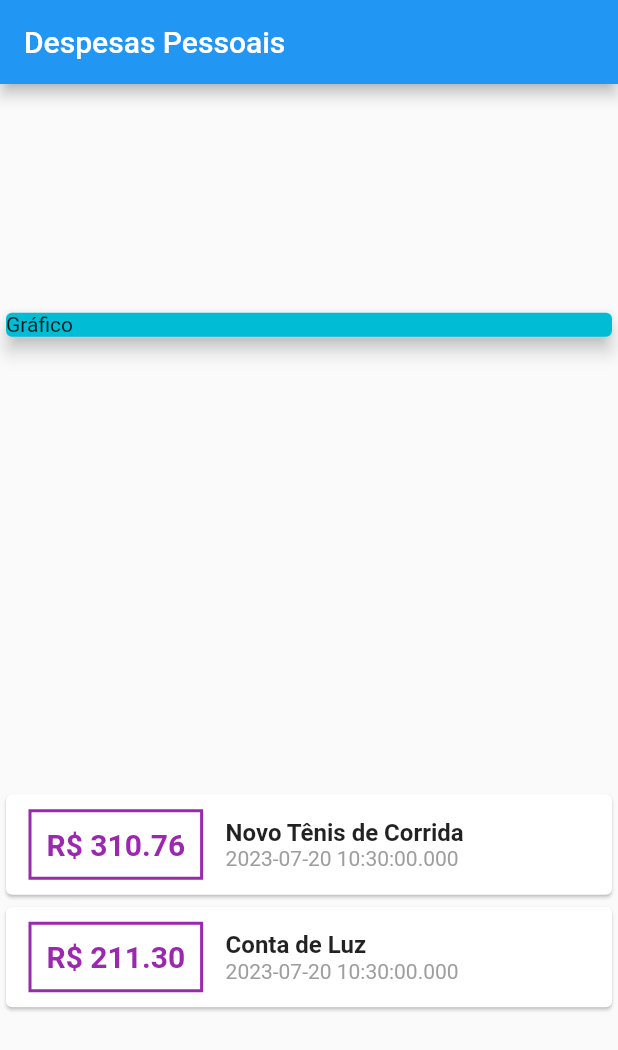
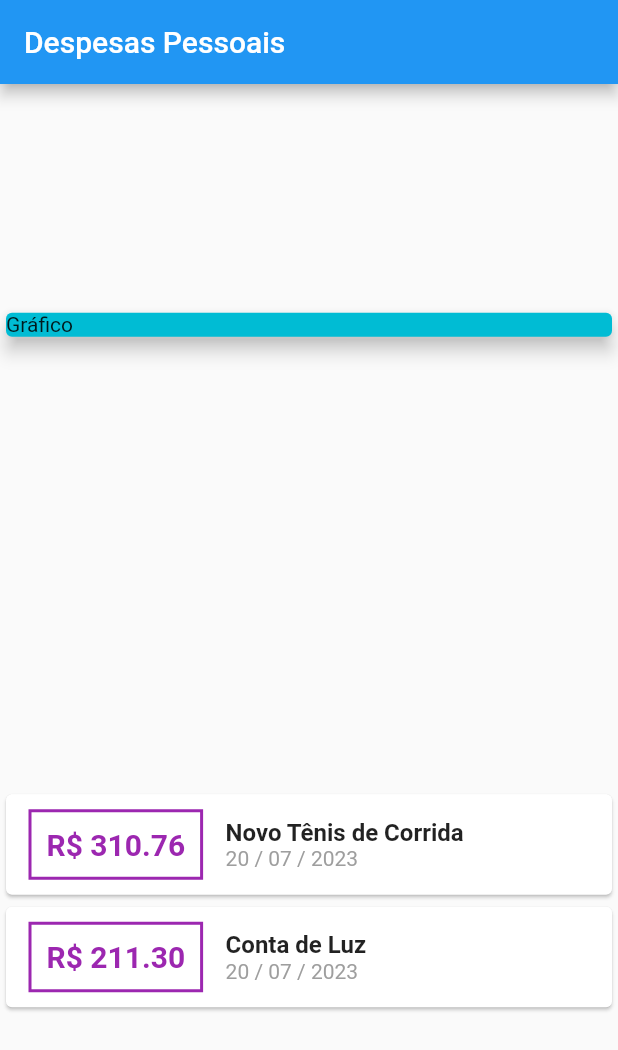
Before and after one commit to ajoluam/expenses, a Flutter app: the screen it shows after launch, on a phone screen of 412 x 824 dp. Shown: the top 1050 px of the screen. Run offline on Flutter 3.47's test engine with Material 2 defaults, Android fonts, the phone set to English and light mode, and no system bars.

```diff
--- a/lib/main.dart
+++ b/lib/main.dart
@@ -1,5 +1,6 @@
 import 'package:expenses/models/transaction.dart';
 import 'package:flutter/material.dart';
+import 'package:intl/intl.dart';
 
 main() => runApp(ExpensesApp());
 
@@ -82,7 +83,7 @@ class MyHomePage extends StatelessWidget {
                           ),
                         ),
                         Text(
-                            tr.date.toString(),
+                          DateFormat('dd / MM / y').format(tr.date),
                             style: TextStyle(
                               color: Colors.grey
                             ),
--- a/pubspec.yaml
+++ b/pubspec.yaml
@@ -30,6 +30,7 @@ environment:
 dependencies:
   flutter:
     sdk: flutter
+  intl: ^0.18.1
 
 
   # The following adds the Cupertino Icons font to your application.
```
